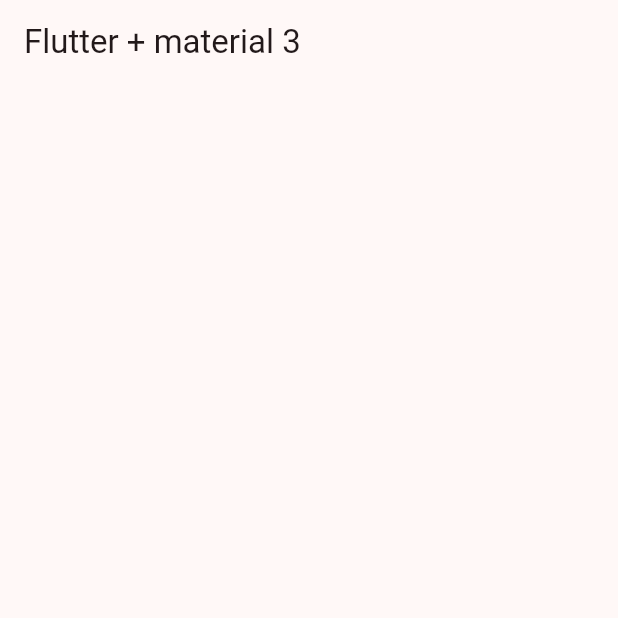
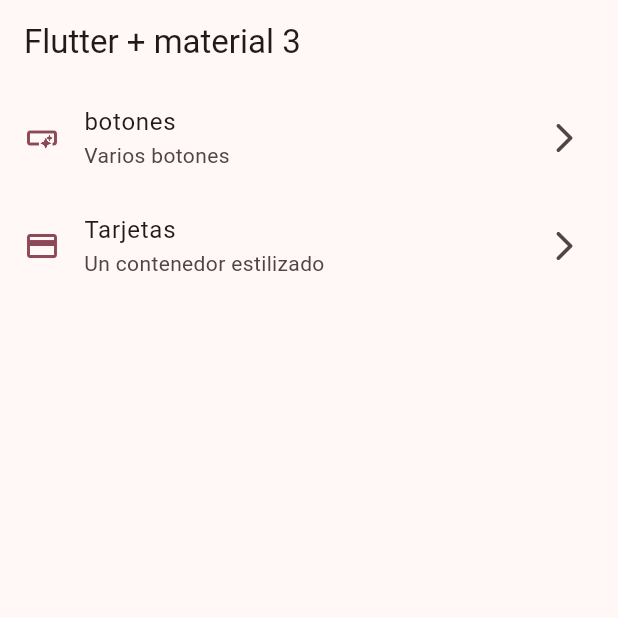
Before and after one commit to cazabe/flutter_widgets_ex, a Flutter app: the screen it shows after launch, on a phone screen of 412 x 824 dp, the top half of it. Run offline on Flutter 3.47's test engine with Material 3 defaults, Android fonts, the phone set to English and light mode, and no system bars.

Commit message:
adding basic routing

```diff
--- a/lib/config/menu/menu_items.dart
+++ b/lib/config/menu/menu_items.dart
@@ -13,7 +13,7 @@ class MenuItem {
       required this.icon});
 }
 
-const appMenuItem = <MenuItem>[
+const appMenuItems = <MenuItem>[
   MenuItem(
       tittle: 'botones',
       subtittle: 'Varios botones',
--- a/lib/main.dart
+++ b/lib/main.dart
@@ -1,5 +1,7 @@
 import 'package:flutter/material.dart';
 import 'package:widgets_app/config/theme/app_theme.dart';
+import 'package:widgets_app/presentation/screens/buttons/buttons_screen.dart';
+import 'package:widgets_app/presentation/screens/cards/cards_screen.dart';
 import 'package:widgets_app/presentation/screens/home/home_screen.dart';
 
 void main() {
@@ -12,8 +14,13 @@ class MainApp extends StatelessWidget {
   @override
   Widget build(BuildContext context) {
     return MaterialApp(
-        debugShowCheckedModeBanner: false,
-        theme: AppTheme(selectedColor: 3).getTheme(),
-        home: const HomeScreen());
+      debugShowCheckedModeBanner: false,
+      theme: AppTheme(selectedColor: 3).getTheme(),
+      home: const HomeScreen(),
+      routes: {
+        '/buttons': (context) => const ButtonsScreen(),
+        '/cards': (context) => const CardsScreen(),
+      },
+    );
   }
 }
--- a/lib/presentation/screens/home/home_screen.dart
+++ b/lib/presentation/screens/home/home_screen.dart
@@ -1,4 +1,6 @@
 import 'package:flutter/material.dart';
+import 'package:widgets_app/config/menu/menu_items.dart';
+import 'package:widgets_app/presentation/screens/buttons/buttons_screen.dart';
 
 class HomeScreen extends StatelessWidget {
   const HomeScreen({super.key});
@@ -9,6 +11,49 @@ class HomeScreen extends StatelessWidget {
       appBar: AppBar(
         title: const Text('Flutter + material 3'),
       ),
+      body: _HomeView(),
     );
   }
 }
+
+class _HomeView extends StatelessWidget {
+  @override
+  Widget build(BuildContext context) {
+    appMenuItems;
+    return ListView.builder(
+      itemCount: appMenuItems.length,
+      itemBuilder: (BuildContext context, int index) {
+        return _CustomListTile(
+          menuItem: appMenuItems[index],
+        );
+      },
+    );
+  }
+}
+
+class _CustomListTile extends StatelessWidget {
+  const _CustomListTile({required this.menuItem});
+  final MenuItem menuItem;
+  @override
+  Widget build(BuildContext context) {
+    final colors = Theme.of(context).colorScheme;
+    return ListTile(
+      leading: Icon(
+        menuItem.icon,
+        color: colors.primary,
+      ),
+      trailing: const Icon(Icons.arrow_forward_ios_rounded),
+      title: Text(menuItem.tittle),
+      subtitle: Text(menuItem.subtittle),
+      onTap: () {
+        //todo navegar a otra pantalla
+        // Navigator.of(context).push(
+        //   MaterialPageRoute(
+        //     builder: (context) => const ButtonsScreen(),
+        //   ),
+        // );
+        Navigator.pushNamed(context, menuItem.link);
+      },
+    );
+  }
+}
```
Also changed, not shown: lib/presentation/screens/buttons/buttons_screen.dart (added, +15 -0 lines), lib/presentation/screens/cards/cards_screen.dart (added, +15 -0 lines).
